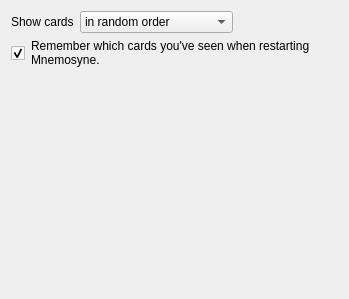
Old version of the form mnemosyne/mnemosyne/pyqt_ui/configuration_wdgt_cramming.ui in the repository mnemosyne-proj/mnemosyne.
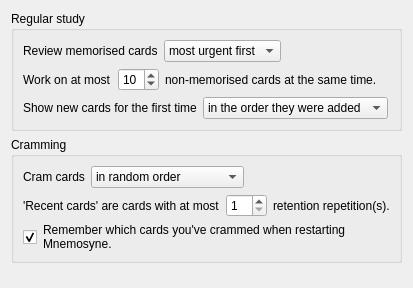
New version of the form.

Commit message: Rework config screen.

```diff
--- a/mnemosyne/mnemosyne/pyqt_ui/configuration_wdgt_cramming.ui
+++ b/mnemosyne/mnemosyne/pyqt_ui/configuration_wdgt_cramming.ui
@@ -6,22 +6,154 @@
    <rect>
     <x>0</x>
     <y>0</y>
-    <width>349</width>
-    <height>299</height>
+    <width>384</width>
+    <height>288</height>
    </rect>
   </property>
   <property name="windowTitle">
    <string>Form</string>
   </property>
-  <layout class="QHBoxLayout" name="horizontalLayout_3">
+  <layout class="QVBoxLayout" name="verticalLayout_5">
    <item>
+    <layout class="QVBoxLayout" name="verticalLayout_4">
+     <item>
+      <widget class="QGroupBox" name="groupBox">
+       <property name="title">
+        <string>Regular study</string>
+       </property>
     <layout class="QVBoxLayout" name="verticalLayout">
      <item>
+         <layout class="QHBoxLayout" name="horizontalLayout_8">
+          <item>
+           <widget class="QLabel" name="label_10">
+            <property name="text">
+             <string>Review memorised cards</string>
+            </property>
+           </widget>
+          </item>
+          <item>
+           <widget class="QComboBox" name="scheduled_cards_2">
+            <item>
+             <property name="text">
+              <string>most urgent first</string>
+             </property>
+            </item>
+            <item>
+             <property name="text">
+              <string>in random order</string>
+             </property>
+            </item>
+           </widget>
+          </item>
+          <item>
+           <spacer name="horizontalSpacer_8">
+            <property name="orientation">
+             <enum>Qt::Horizontal</enum>
+            </property>
+            <property name="sizeHint" stdset="0">
+             <size>
+              <width>40</width>
+              <height>20</height>
+             </size>
+            </property>
+           </spacer>
+          </item>
+         </layout>
+        </item>
+        <item>
+         <layout class="QHBoxLayout" name="horizontalLayout_9">
+          <item>
+           <widget class="QLabel" name="label_11">
+            <property name="text">
+             <string>Work on at most</string>
+            </property>
+           </widget>
+          </item>
+          <item>
+           <widget class="QSpinBox" name="non_memorised_cards_2">
+            <property name="minimum">
+             <number>1</number>
+            </property>
+            <property name="value">
+             <number>10</number>
+            </property>
+           </widget>
+          </item>
+          <item>
+           <widget class="QLabel" name="label_12">
+            <property name="text">
+             <string>non-memorised cards at the same time.</string>
+            </property>
+           </widget>
+          </item>
+          <item>
+           <spacer name="horizontalSpacer_9">
+            <property name="orientation">
+             <enum>Qt::Horizontal</enum>
+            </property>
+            <property name="sizeHint" stdset="0">
+             <size>
+              <width>40</width>
+              <height>20</height>
+             </size>
+            </property>
+           </spacer>
+          </item>
+         </layout>
+        </item>
+        <item>
+         <layout class="QHBoxLayout" name="horizontalLayout_7">
+          <item>
+           <widget class="QLabel" name="label_9">
+            <property name="text">
+             <string>Show new cards for the first time</string>
+            </property>
+           </widget>
+          </item>
+          <item>
+           <widget class="QComboBox" name="new_cards_2">
+            <item>
+             <property name="text">
+              <string>in the order they were added</string>
+             </property>
+            </item>
+            <item>
+             <property name="text">
+              <string>in random order</string>
+             </property>
+            </item>
+           </widget>
+          </item>
+          <item>
+           <spacer name="horizontalSpacer_7">
+            <property name="orientation">
+             <enum>Qt::Horizontal</enum>
+            </property>
+            <property name="sizeHint" stdset="0">
+             <size>
+              <width>40</width>
+              <height>20</height>
+             </size>
+            </property>
+           </spacer>
+          </item>
+         </layout>
+        </item>
+       </layout>
+      </widget>
+     </item>
+     <item>
+      <widget class="QGroupBox" name="groupBox_2">
+       <property name="title">
+        <string>Cramming</string>
+       </property>
+       <layout class="QVBoxLayout" name="verticalLayout_2">
+        <item>
       <layout class="QHBoxLayout" name="horizontalLayout">
        <item>
         <widget class="QLabel" name="label">
          <property name="text">
-          <string>Show cards</string>
+             <string>Cram cards</string>
          </property>
         </widget>
        </item>
@@ -70,6 +202,47 @@
        </item>
       </layout>
      </item>
+        <item>
+         <layout class="QHBoxLayout" name="horizontalLayout_10">
+          <item>
+           <widget class="QLabel" name="label_13">
+            <property name="text">
+             <string>'Recent cards' are cards with at most</string>
+            </property>
+           </widget>
+          </item>
+          <item>
+           <widget class="QSpinBox" name="max_ret_reps_for_recent_cards">
+            <property name="minimum">
+             <number>1</number>
+            </property>
+            <property name="maximum">
+             <number>10</number>
+            </property>
+           </widget>
+          </item>
+          <item>
+           <widget class="QLabel" name="label_14">
+            <property name="text">
+             <string>retention repetition(s).</string>
+            </property>
+           </widget>
+          </item>
+          <item>
+           <spacer name="horizontalSpacer_11">
+            <property name="orientation">
+             <enum>Qt::Horizontal</enum>
+            </property>
+            <property name="sizeHint" stdset="0">
+             <size>
+              <width>40</width>
+              <height>20</height>
+             </size>
+            </property>
+           </spacer>
+          </item>
+         </layout>
+        </item>
      <item>
       <layout class="QHBoxLayout" name="horizontalLayout_2">
        <item>
@@ -97,7 +270,7 @@
           </sizepolicy>
          </property>
          <property name="text">
-          <string>Remember which cards you've seen when restarting Mnemosyne.</string>
+             <string>Remember which cards you've crammed when restarting Mnemosyne.</string>
          </property>
          <property name="wordWrap">
           <bool>true</bool>
@@ -107,6 +280,19 @@
          </property>
         </widget>
        </item>
+          <item>
+           <spacer name="horizontalSpacer_10">
+            <property name="orientation">
+             <enum>Qt::Horizontal</enum>
+            </property>
+            <property name="sizeHint" stdset="0">
+             <size>
+              <width>40</width>
+              <height>20</height>
+             </size>
+            </property>
+           </spacer>
+          </item>
        <item>
         <spacer name="horizontalSpacer_2">
          <property name="orientation">
@@ -121,6 +307,9 @@
         </spacer>
        </item>
       </layout>
+        </item>
+       </layout>
+      </widget>
      </item>
      <item>
       <spacer name="verticalSpacer">
```
Lines whose indentation alone changed are shown as unchanged. The commit also changes 5 other files.
